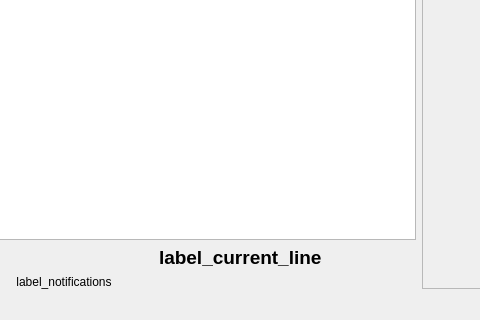
First picture: the form in src/main/python/ayab/ayab_gui.ui, repository AllYarnsAreBeautiful/ayab-desktop, before the edit; both pictures show x 297 to 777 and y 580 to 900 of the 1008 by 900 pixel window.
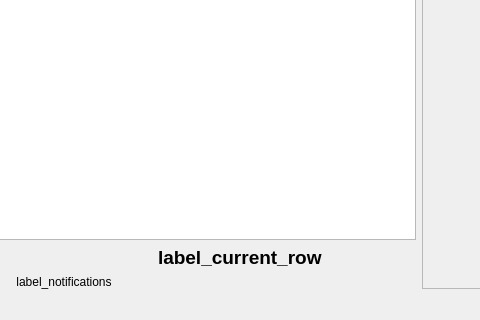
Second picture: the form after the edit.

Commit message: [#225] Renaming "Line" to "Row" in UI

```diff
--- a/src/main/python/ayab/ayab_gui.ui
+++ b/src/main/python/ayab/ayab_gui.ui
@@ -57,7 +57,7 @@
            </font>
           </property>
           <property name="text">
-           <string>label_current_line</string>
+           <string>label_current_row</string>
           </property>
          </widget>
         </item>
```
Left out of the diff: 2 changed lines with no effect on the pictures. The commit also changes 5 other files.
